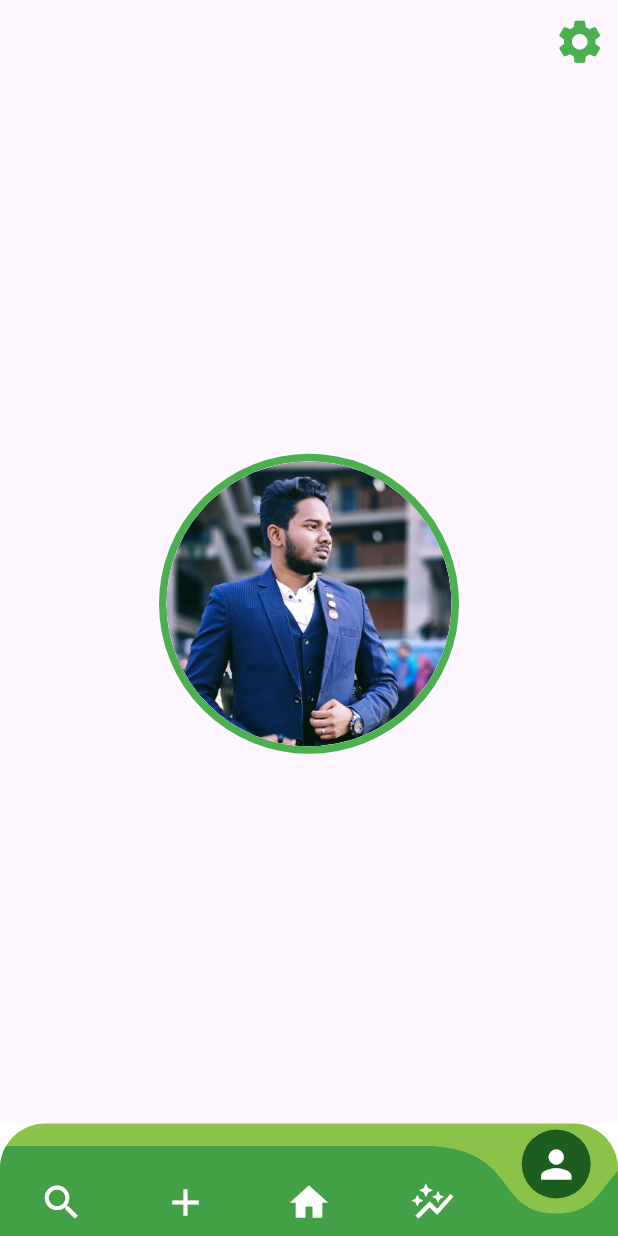
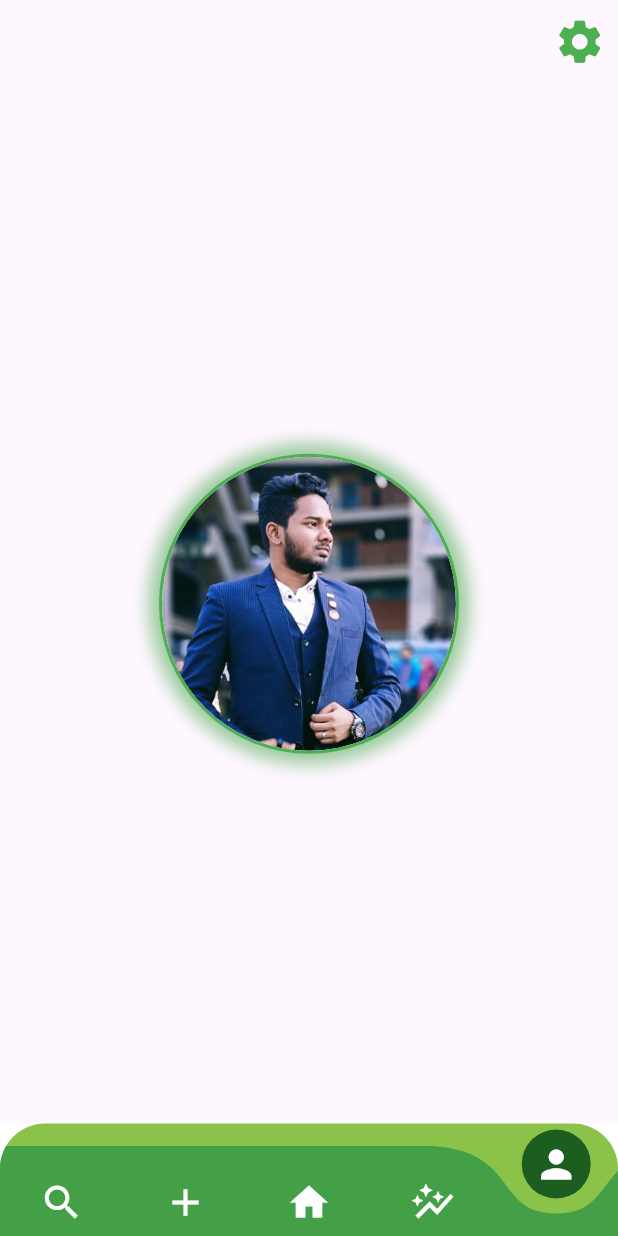
Before and after one commit to zamiljahid/Income-Insight, a Flutter app: the screen it shows once a user with an empty profile is signed in, item 5 of the bottom bar chosen, on a phone screen of 412 x 824 dp. Run offline on Flutter 3.47's test engine with Material 3 defaults, Android fonts, the phone set to English and light mode, and no system bars; drawn by our look-alikes of curved_navigation_bar; our stand-ins replace firebase_auth, firebase_core, flutter_riverpod, form_validator, lottie; accounts and stored records are empty.

Commit message:
changes in profile screen

```diff
--- a/lib/Screens/profile_screen.dart
+++ b/lib/Screens/profile_screen.dart
@@ -34,8 +34,15 @@ class ProfileScreen extends StatelessWidget {
             shape: BoxShape.circle,
             color: Colors.transparent,
             border: Border.all(
-                width: 5,
+                width: 2,
                 color: Colors.green),
+            boxShadow: [
+              BoxShadow(
+                color: const Color(0xFF008506).withAlpha(99),
+                blurRadius: 9.0,
+                spreadRadius: 7.0,
+              ),
+            ],
           ),
           child: ClipRRect(
             borderRadius: BorderRadius.circular(100),
```
